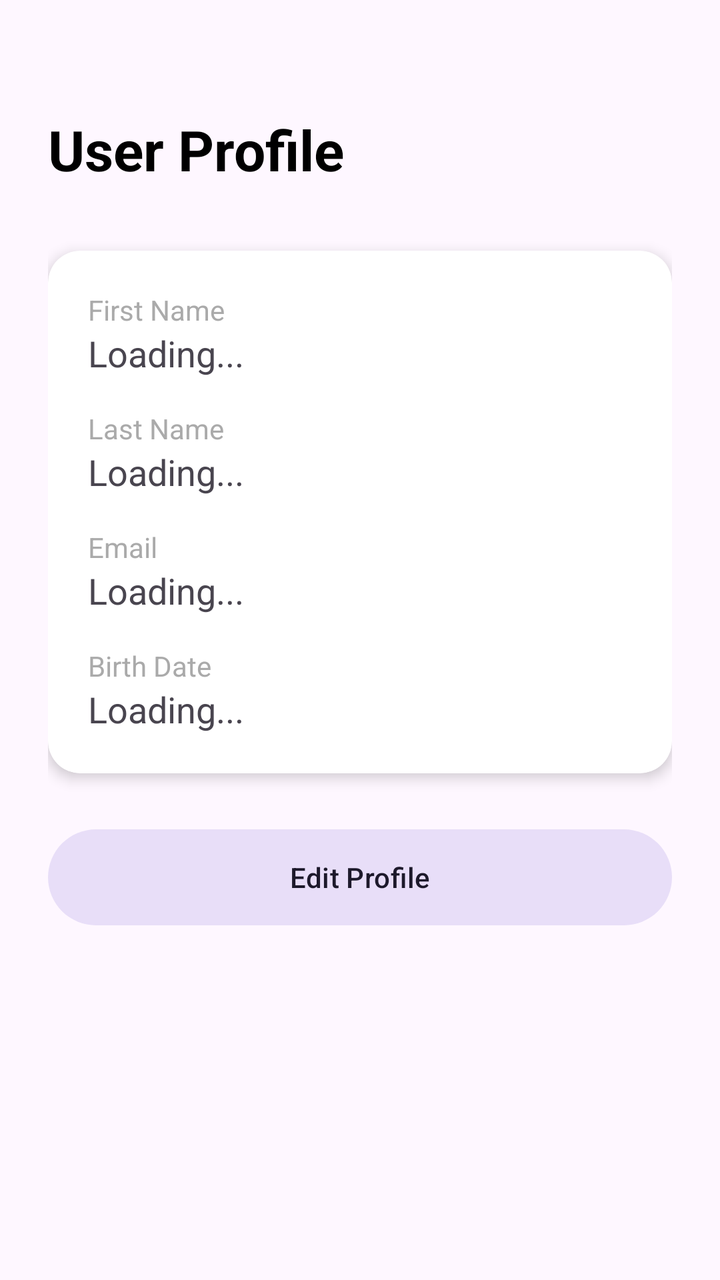
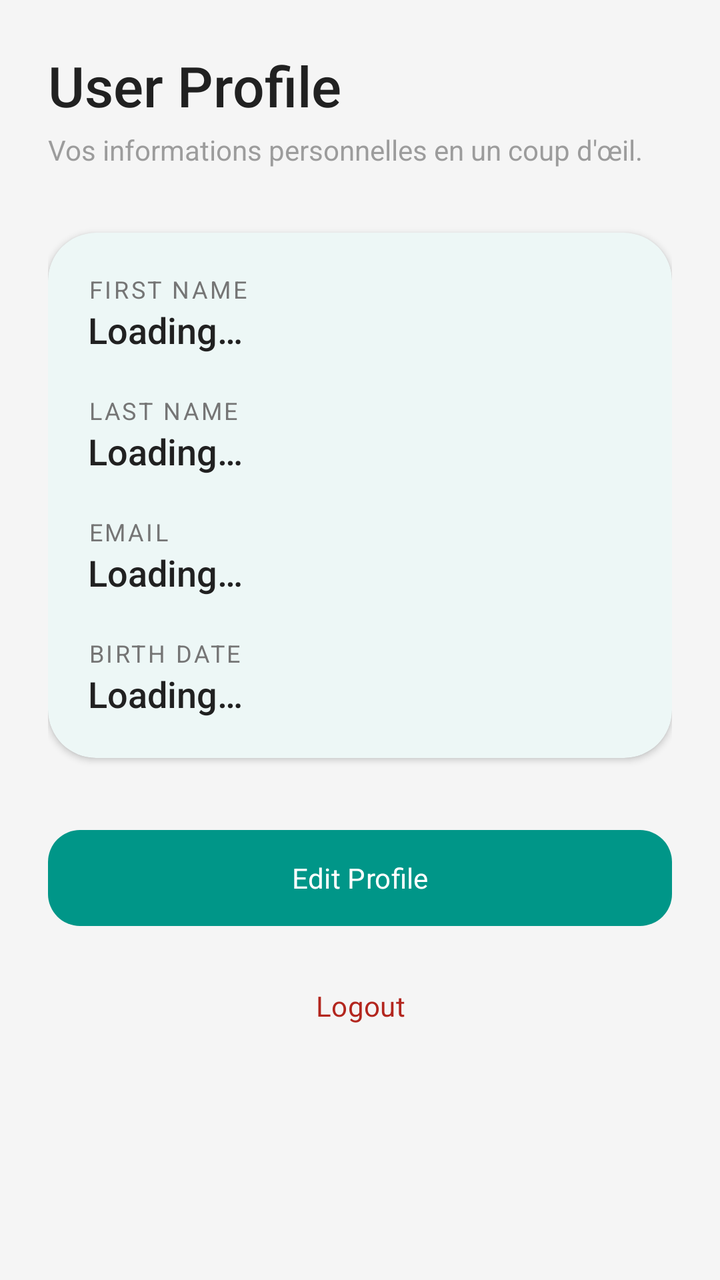

An Android layout rendered at two revisions. The XML below is the earlier revision; the diff shows what the commit changed to produce the second picture.
<!-- AndroidManifest.xml: application theme Theme.SmartLife -->
<!-- res/layout/activity_profile.xml -->
<?xml version="1.0" encoding="utf-8"?>
<androidx.constraintlayout.widget.ConstraintLayout xmlns:android="http://schemas.android.com/apk/res/android"
    xmlns:app="http://schemas.android.com/apk/res-auto"
    xmlns:tools="http://schemas.android.com/tools"
    android:layout_width="match_parent"
    android:layout_height="match_parent"
    android:padding="24dp"
    tools:context=".ProfileActivity">

    <TextView
        android:id="@+id/tvProfileTitle"
        android:layout_width="wrap_content"
        android:layout_height="wrap_content"
        android:text="User Profile"
        android:textSize="28sp"
        android:textStyle="bold"
        android:textColor="@color/black"
        app:layout_constraintTop_toTopOf="parent"
        app:layout_constraintStart_toStartOf="parent"
        android:layout_marginTop="32dp" />

    <androidx.cardview.widget.CardView
        android:id="@+id/cvInfo"
        android:layout_width="match_parent"
        android:layout_height="wrap_content"
        android:layout_marginTop="32dp"
        app:cardCornerRadius="16dp"
        app:cardElevation="4dp"
        app:layout_constraintTop_toBottomOf="@id/tvProfileTitle">

        <LinearLayout
            android:layout_width="match_parent"
            android:layout_height="wrap_content"
            android:orientation="vertical"
            android:padding="20dp">

            <TextView
                android:layout_width="wrap_content"
                android:layout_height="wrap_content"
                android:text="First Name"
                android:textColor="@android:color/darker_gray"
                android:textSize="14sp" />
            <TextView
                android:id="@+id/tvFirstName"
                android:layout_width="wrap_content"
                android:layout_height="wrap_content"
                android:text="Loading..."
                android:textSize="18sp"
                android:layout_marginBottom="16dp" />

            <TextView
                android:layout_width="wrap_content"
                android:layout_height="wrap_content"
                android:text="Last Name"
                android:textColor="@android:color/darker_gray"
                android:textSize="14sp" />
            <TextView
                android:id="@+id/tvLastName"
                android:layout_width="wrap_content"
                android:layout_height="wrap_content"
                android:text="Loading..."
                android:textSize="18sp"
                android:layout_marginBottom="16dp" />

            <TextView
                android:layout_width="wrap_content"
                android:layout_height="wrap_content"
                android:text="Email"
                android:textColor="@android:color/darker_gray"
                android:textSize="14sp" />
            <TextView
                android:id="@+id/tvEmail"
                android:layout_width="wrap_content"
                android:layout_height="wrap_content"
                android:text="Loading..."
                android:textSize="18sp"
                android:layout_marginBottom="16dp" />

            <TextView
                android:layout_width="wrap_content"
                android:layout_height="wrap_content"
                android:text="Birth Date"
                android:textColor="@android:color/darker_gray"
                android:textSize="14sp" />
            <TextView
                android:id="@+id/tvBirthDate"
                android:layout_width="wrap_content"
                android:layout_height="wrap_content"
                android:text="Loading..."
                android:textSize="18sp" />

        </LinearLayout>
    </androidx.cardview.widget.CardView>

    <Button
        android:id="@+id/btnEditProfile"
        android:layout_width="match_parent"
        android:layout_height="56dp"
        android:layout_marginTop="24dp"
        android:text="Edit Profile"
        style="@style/Widget.Material3.Button.TonalButton"
        app:layout_constraintTop_toBottomOf="@id/cvInfo" />

    <ProgressBar
        android:id="@+id/progressBar"
        android:layout_width="wrap_content"
        android:layout_height="wrap_content"
        android:visibility="gone"
        app:layout_constraintTop_toTopOf="parent"
        app:layout_constraintBottom_toBottomOf="parent"
        app:layout_constraintStart_toStartOf="parent"
        app:layout_constraintEnd_toEndOf="parent" />

</androidx.constraintlayout.widget.ConstraintLayout>
<!-- resources referenced by this layout -->
<resources>
  <color name="black">#FF000000</color>
  <style name="Theme.SmartLife" parent="Base.Theme.SmartLife" />
  <style name="Base.Theme.SmartLife" parent="Theme.Material3.DayNight.NoActionBar">
          
          
      </style>
</resources>

<!-- the commit's change to res/layout/activity_profile.xml (unified diff, before → after) -->
@@ -1,114 +1,145 @@
 <?xml version="1.0" encoding="utf-8"?>
-<androidx.constraintlayout.widget.ConstraintLayout xmlns:android="http://schemas.android.com/apk/res/android"
+<androidx.core.widget.NestedScrollView xmlns:android="http://schemas.android.com/apk/res/android"
     xmlns:app="http://schemas.android.com/apk/res-auto"
     xmlns:tools="http://schemas.android.com/tools"
     android:layout_width="match_parent"
     android:layout_height="match_parent"
-    android:padding="24dp"
+    android:background="?attr/android:windowBackground"
     tools:context=".ProfileActivity">
 
-    <TextView
-        android:id="@+id/tvProfileTitle"
-        android:layout_width="wrap_content"
-        android:layout_height="wrap_content"
-        android:text="User Profile"
-        android:textSize="28sp"
-        android:textStyle="bold"
-        android:textColor="@color/black"
-        app:layout_constraintTop_toTopOf="parent"
-        app:layout_constraintStart_toStartOf="parent"
-        android:layout_marginTop="32dp" />
-
-    <androidx.cardview.widget.CardView
-        android:id="@+id/cvInfo"
+    <LinearLayout
         android:layout_width="match_parent"
         android:layout_height="wrap_content"
-        android:layout_marginTop="32dp"
-        app:cardCornerRadius="16dp"
-        app:cardElevation="4dp"
-        app:layout_constraintTop_toBottomOf="@id/tvProfileTitle">
+        android:orientation="vertical"
+        android:padding="24dp">
 
-        <LinearLayout
+        <TextView
+            android:id="@+id/tvProfileTitle"
+            android:layout_width="wrap_content"
+            android:layout_height="wrap_content"
+            android:text="@string/profile_title"
+            android:textSize="28sp"
+            android:fontFamily="sans-serif-medium"
+            android:textColor="?attr/colorOnSurface" />
+
+        <TextView
+            android:layout_width="wrap_content"
+            android:layout_height="wrap_content"
+            android:layout_marginTop="4dp"
+            android:text="Vos informations personnelles en un coup d'œil."
+            android:alpha="0.7"
+            android:textColor="?attr/colorOnSurfaceVariant" />
+
+        <com.google.android.material.card.MaterialCardView
+            android:id="@+id/cvInfo"
             android:layout_width="match_parent"
             android:layout_height="wrap_content"
-            android:orientation="vertical"
-            android:padding="20dp">
+            android:layout_marginTop="32dp"
+            app:cardCornerRadius="24dp"
+            app:cardElevation="2dp"
+            app:strokeWidth="0dp"
+            app:cardBackgroundColor="?attr/colorSurface">
 
-            <TextView
-                android:layout_width="wrap_content"
+            <LinearLayout
+                android:layout_width="match_parent"
                 android:layout_height="wrap_content"
-                android:text="First Name"
-                android:textColor="@android:color/darker_gray"
-                android:textSize="14sp" />
-            <TextView
-                android:id="@+id/tvFirstName"
-                android:layout_width="wrap_content"
-                android:layout_height="wrap_content"
-                android:text="Loading..."
-                android:textSize="18sp"
-                android:layout_marginBottom="16dp" />
+                android:orientation="vertical"
+                android:padding="20dp">
 
-            <TextView
-                android:layout_width="wrap_content"
-                android:layout_height="wrap_content"
-                android:text="Last Name"
-                android:textColor="@android:color/darker_gray"
-                android:textSize="14sp" />
-            <TextView
-                android:id="@+id/tvLastName"
-                android:layout_width="wrap_content"
-                android:layout_height="wrap_content"
-                android:text="Loading..."
-                android:textSize="18sp"
-                android:layout_marginBottom="16dp" />
+                
+                <TextView
+                    android:layout_width="wrap_content"
+                    android:layout_height="wrap_content"
+                    android:text="@string/first_name_label"
+                    android:textColor="?attr/colorOnSurfaceVariant"
+                    android:textSize="12sp"
+                    android:textAllCaps="true"
+                    android:letterSpacing="0.1" />
+                <TextView
+                    android:id="@+id/tvFirstName"
+                    android:layout_width="wrap_content"
+                    android:layout_height="wrap_content"
+                    android:text="@string/loading"
+                    android:textSize="18sp"
+                    android:fontFamily="sans-serif-medium"
+                    android:textColor="?attr/colorOnSurface"
+                    android:layout_marginBottom="20dp" />
 
-            <TextView
-                android:layout_width="wrap_content"
-                android:layout_height="wrap_content"
-                android:text="Email"
-                android:textColor="@android:color/darker_gray"
-                android:textSize="14sp" />
-            <TextView
-                android:id="@+id/tvEmail"
-                android:layout_width="wrap_content"
-                android:layout_height="wrap_content"
-                android:text="Loading..."
-                android:textSize="18sp"
-                android:layout_marginBottom="16dp" />
+                
+                <TextView
+                    android:layout_width="wrap_content"
+                    android:layout_height="wrap_content"
+                    android:text="@string/last_name_label"
+                    android:textColor="?attr/colorOnSurfaceVariant"
+                    android:textSize="12sp"
+                    android:textAllCaps="true"
+                    android:letterSpacing="0.1" />
+                <TextView
+                    android:id="@+id/tvLastName"
+                    android:layout_width="wrap_content"
+                    android:layout_height="wrap_content"
+                    android:text="@string/loading"
+                    android:textSize="18sp"
+                    android:fontFamily="sans-serif-medium"
+                    android:textColor="?attr/colorOnSurface"
+                    android:layout_marginBottom="20dp" />
 
-            <TextView
-                android:layout_width="wrap_content"
-                android:layout_height="wrap_content"
-                android:text="Birth Date"
-                android:textColor="@android:color/darker_gray"
-                android:textSize="14sp" />
-            <TextView
-                android:id="@+id/tvBirthDate"
-                android:layout_width="wrap_content"
-                android:layout_height="wrap_content"
-                android:text="Loading..."
-                android:textSize="18sp" />
+                
+                <TextView
+                    android:layout_width="wrap_content"
+                    android:layout_height="wrap_content"
+                    android:text="@string/email_label"
+                    android:textColor="?attr/colorOnSurfaceVariant"
+                    android:textSize="12sp"
+                    android:textAllCaps="true"
+                    android:letterSpacing="0.1" />
+                <TextView
+                    android:id="@+id/tvEmail"
+                    android:layout_width="wrap_content"
+                    android:layout_height="wrap_content"
+                    android:text="@string/loading"
+                    android:textSize="18sp"
+                    android:fontFamily="sans-serif-medium"
+                    android:textColor="?attr/colorOnSurface"
+                    android:layout_marginBottom="20dp" />
 
-        </LinearLayout>
-    </androidx.cardview.widget.CardView>
+                
+                <TextView
+                    android:layout_width="wrap_content"
+                    android:layout_height="wrap_content"
+                    android:text="@string/birth_date_label"
+                    android:textColor="?attr/colorOnSurfaceVariant"
+                    android:textSize="12sp"
+                    android:textAllCaps="true"
+                    android:letterSpacing="0.1" />
+                <TextView
+                    android:id="@+id/tvBirthDate"
+                    android:layout_width="wrap_content"
+                    android:layout_height="wrap_content"
+                    android:text="@string/loading"
+                    android:textSize="18sp"
+                    android:fontFamily="sans-serif-medium"
+                    android:textColor="?attr/colorOnSurface" />
 
-    <Button
-        android:id="@+id/btnEditProfile"
-        android:layout_width="match_parent"
-        android:layout_height="56dp"
-        android:layout_marginTop="24dp"
-        android:text="Edit Profile"
-        style="@style/Widget.Material3.Button.TonalButton"
-        app:layout_constraintTop_toBottomOf="@id/cvInfo" />
+            </LinearLayout>
+        </com.google.android.material.card.MaterialCardView>
 
-    <ProgressBar
-        android:id="@+id/progressBar"
-        android:layout_width="wrap_content"
-        android:layout_height="wrap_content"
-        android:visibility="gone"
-        app:layout_constraintTop_toTopOf="parent"
-        app:layout_constraintBottom_toBottomOf="parent"
-        app:layout_constraintStart_toStartOf="parent"
-        app:layout_constraintEnd_toEndOf="parent" />
+        <com.google.android.material.button.MaterialButton
+            android:id="@+id/btnEditProfile"
+            android:layout_width="match_parent"
+            android:layout_height="56dp"
+            android:layout_marginTop="32dp"
+            android:text="@string/edit_profile_button"
+            app:cornerRadius="16dp" />
 
-</androidx.constraintlayout.widget.ConstraintLayout>
+        <com.google.android.material.button.MaterialButton
+            android:id="@+id/btnLogout"
+            style="@style/Widget.Material3.Button.TextButton"
+            android:layout_width="match_parent"
+            android:layout_height="56dp"
+            android:layout_marginTop="8dp"
+            android:text="@string/btn_logout"
+            android:textColor="?attr/colorError" />
+
+    </LinearLayout>
+</androidx.core.widget.NestedScrollView>
<!-- resource entries referenced after the edit -->
@@ -1,10 +1,58 @@
 <!-- resources referenced by this layout -->
 <resources>
-  <color name="black">#FF000000</color>
+  <string name="birth_date_label">Birth Date</string>
+  <string name="btn_logout">Logout</string>
+  <string name="edit_profile_button">Edit Profile</string>
+  <string name="email_label">Email</string>
+  <string name="first_name_label">First Name</string>
+  <string name="last_name_label">Last Name</string>
+  <string name="loading">Loading…</string>
+  <string name="profile_title">User Profile</string>
   <style name="Theme.SmartLife" parent="Base.Theme.SmartLife" />
-  <style name="Base.Theme.SmartLife" parent="Theme.Material3.DayNight.NoActionBar">
+  <style name="Base.Theme.SmartLife" parent="Theme.Material3.Light.NoActionBar">
           
           
+          <item name="colorPrimary">@color/primary_color</item>
+          <item name="colorOnPrimary">@color/white</item>
+          <item name="colorPrimaryContainer">@color/primary_light</item>
+          <item name="colorOnPrimaryContainer">@color/primary_dark</item>
+  
+          
+          <item name="colorSecondary">@color/secondary_color</item>
+          <item name="colorOnSecondary">@color/white</item>
+          <item name="colorSecondaryContainer">@color/secondary_light</item>
+          <item name="colorOnSecondaryContainer">@color/secondary_dark</item>
+  
+          
+          <item name="android:windowBackground">@color/bg_light</item>
+          <item name="colorSurface">@color/white</item>
+          <item name="colorOnSurface">@color/text_main</item>
+          <item name="colorSurfaceVariant">#EEEEEE</item>
+          <item name="colorOnSurfaceVariant">@color/text_secondary</item>
+          <item name="colorOutlineVariant">@color/outline_variant</item>
+  
+          
+          <item name="android:fontFamily">sans-serif</item>
+          <item name="textAppearanceTitleLarge">@style/TextAppearance.SmartLife.TitleLarge</item>
+          <item name="textAppearanceBodyMedium">@style/TextAppearance.SmartLife.BodyMedium</item>
+      </style>
+  <color name="primary_color">#009688</color>
+  <color name="white">#FFFFFFFF</color>
+  <color name="primary_light">#52c7b8</color>
+  <color name="primary_dark">#00675b</color>
+  <color name="secondary_color">#FFAB40</color>
+  <color name="secondary_light">#ffdd71</color>
+  <color name="secondary_dark">#c67c00</color>
+  <color name="bg_light">#F5F5F5</color>
+  <color name="text_main">#212121</color>
+  <color name="text_secondary">#757575</color>
+  <color name="outline_variant">#E0E0E0</color>
+  <style name="TextAppearance.SmartLife.TitleLarge" parent="TextAppearance.Material3.TitleLarge">
+          <item name="android:textStyle">bold</item>
+          <item name="android:textColor">@color/text_main</item>
+      </style>
+  <style name="TextAppearance.SmartLife.BodyMedium" parent="TextAppearance.Material3.BodyMedium">
+          <item name="android:textColor">@color/text_secondary</item>
       </style>
 </resources>
 
